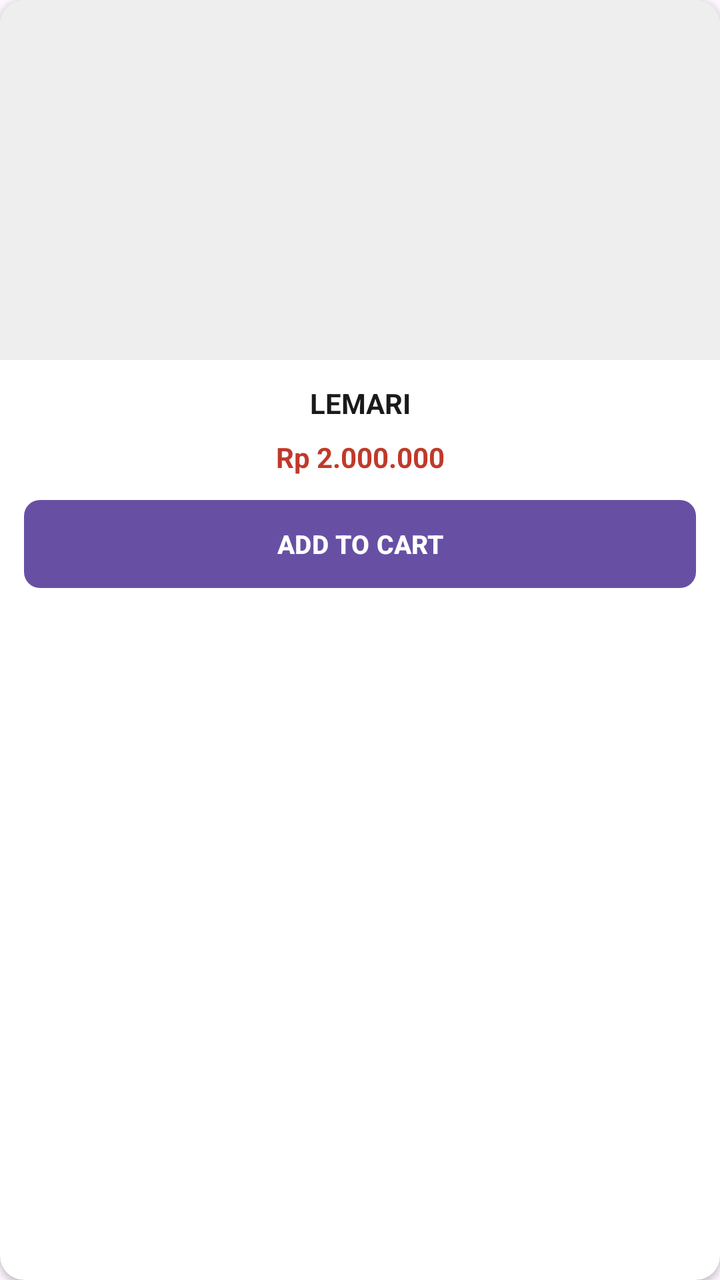
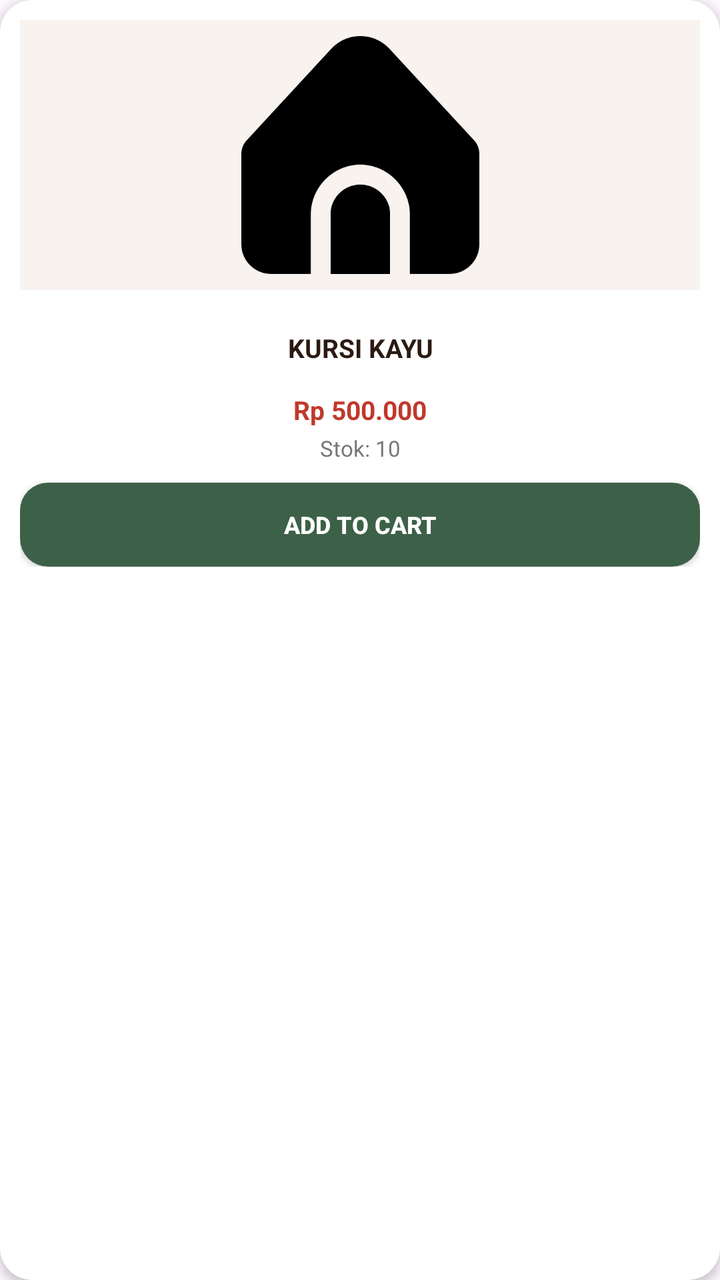

An Android layout rendered at two revisions. The XML below is the earlier revision; the diff shows what the commit changed to produce the second picture.
<!-- AndroidManifest.xml: application theme Theme.Proyek_UAS -->
<!-- res/layout/item_produk.xml -->
<?xml version="1.0" encoding="utf-8"?>
<androidx.cardview.widget.CardView xmlns:android="http://schemas.android.com/apk/res/android"
    xmlns:app="http://schemas.android.com/apk/res-auto"
    android:layout_width="match_parent"
    android:layout_height="wrap_content"
    android:layout_margin="6dp"
    app:cardCornerRadius="12dp"
    app:cardElevation="2dp"
    app:cardBackgroundColor="@android:color/white">

    <LinearLayout
        android:layout_width="match_parent"
        android:layout_height="wrap_content"
        android:orientation="vertical">

        
        <ImageView
            android:id="@+id/ivProdukGambar"
            android:layout_width="match_parent"
            android:layout_height="180dp"
            android:scaleType="centerCrop"
            android:background="#EEEEEE" />

        
        <LinearLayout
            android:layout_width="match_parent"
            android:layout_height="wrap_content"
            android:orientation="vertical"
            android:padding="12dp">

            
            <TextView
                android:id="@+id/tvProdukNama"
                android:layout_width="match_parent"
                android:layout_height="wrap_content"
                android:text="LEMARI"
                android:textColor="#1A1A1A"
                android:textSize="14sp"
                android:textStyle="bold"
                android:gravity="center"
                android:layout_marginBottom="8dp" />

            
            <TextView
                android:id="@+id/tvProdukHarga"
                android:layout_width="match_parent"
                android:layout_height="wrap_content"
                android:text="Rp 2.000.000"
                android:textColor="#C0392B"
                android:textSize="14sp"
                android:textStyle="bold"
                android:gravity="center"
                android:layout_marginBottom="12dp" />

            
            <Button
                android:id="@+id/btnAddToCart"
                android:layout_width="match_parent"
                android:layout_height="44dp"
                android:text="ADD TO CART"
                android:textColor="@android:color/white"
                android:textSize="13sp"
                android:textStyle="bold"
                android:background="@drawable/bg_btn_dark_green"
                android:stateListAnimator="@null" />

        </LinearLayout>
    </LinearLayout>

</androidx.cardview.widget.CardView>
<!-- resources referenced by this layout -->
<resources>
  <!-- drawable bg_btn_dark_green (drawable) -->
  <?xml version="1.0" encoding="utf-8"?>
  <shape xmlns:android="http://schemas.android.com/apk/res/android"
      android:shape="rectangle">
      <solid android:color="#1F3D0C" />
      <corners android:radius="8dp" />
  </shape>
  <style name="Theme.Proyek_UAS" parent="Base.Theme.Proyek_UAS" />
  <style name="Base.Theme.Proyek_UAS" parent="Theme.Material3.DayNight.NoActionBar">
          
          
      </style>
</resources>

<!-- the commit's change to res/layout/item_produk.xml (unified diff, before → after) -->
@@ -1,70 +1,85 @@
 <?xml version="1.0" encoding="utf-8"?>
-<androidx.cardview.widget.CardView xmlns:android="http://schemas.android.com/apk/res/android"
+<androidx.cardview.widget.CardView
+    xmlns:android="http://schemas.android.com/apk/res/android"
     xmlns:app="http://schemas.android.com/apk/res-auto"
+    android:id="@+id/cardProduk"
     android:layout_width="match_parent"
     android:layout_height="wrap_content"
     android:layout_margin="6dp"
-    app:cardCornerRadius="12dp"
-    app:cardElevation="2dp"
-    app:cardBackgroundColor="@android:color/white">
+    app:cardCornerRadius="16dp"
+    app:cardElevation="3dp"
+    app:cardBackgroundColor="#FFFFFF">
 
     <LinearLayout
         android:layout_width="match_parent"
         android:layout_height="wrap_content"
-        android:orientation="vertical">
+        android:orientation="vertical"
+        android:padding="10dp">
 
-        
-        <ImageView
-            android:id="@+id/ivProdukGambar"
+        <FrameLayout
             android:layout_width="match_parent"
-            android:layout_height="180dp"
-            android:scaleType="centerCrop"
-            android:background="#EEEEEE" />
+            android:layout_height="135dp"
+            android:background="#F8F3EF">
 
-        
-        <LinearLayout
+            <ImageView
+                android:id="@+id/imgProduk"
+                android:layout_width="match_parent"
+                android:layout_height="match_parent"
+                android:layout_gravity="center"
+                android:padding="8dp"
+                android:scaleType="centerInside"
+                android:src="@drawable/home" />
+
+        </FrameLayout>
+
+        <TextView
+            android:id="@+id/tvNamaProduk"
             android:layout_width="match_parent"
             android:layout_height="wrap_content"
-            android:orientation="vertical"
-            android:padding="12dp">
+            android:layout_marginTop="10dp"
+            android:ellipsize="end"
+            android:gravity="center"
+            android:maxLines="2"
+            android:minHeight="38dp"
+            android:text="KURSI KAYU"
+            android:textColor="#2B1A12"
+            android:textSize="13sp"
+            android:textStyle="bold" />
 
-            
-            <TextView
-                android:id="@+id/tvProdukNama"
-                android:layout_width="match_parent"
-                android:layout_height="wrap_content"
-                android:text="LEMARI"
-                android:textColor="#1A1A1A"
-                android:textSize="14sp"
-                android:textStyle="bold"
-                android:gravity="center"
-                android:layout_marginBottom="8dp" />
+        <TextView
+            android:id="@+id/tvHargaProduk"
+            android:layout_width="match_parent"
+            android:layout_height="wrap_content"
+            android:layout_marginTop="3dp"
+            android:gravity="center"
+            android:text="Rp 500.000"
+            android:textColor="#C0392B"
+            android:textSize="13sp"
+            android:textStyle="bold" />
 
-            
-            <TextView
-                android:id="@+id/tvProdukHarga"
-                android:layout_width="match_parent"
-                android:layout_height="wrap_content"
-                android:text="Rp 2.000.000"
-                android:textColor="#C0392B"
-                android:textSize="14sp"
-                android:textStyle="bold"
-                android:gravity="center"
-                android:layout_marginBottom="12dp" />
+        <TextView
+            android:id="@+id/tvStokProduk"
+            android:layout_width="match_parent"
+            android:layout_height="wrap_content"
+            android:layout_marginTop="3dp"
+            android:gravity="center"
+            android:text="Stok: 10"
+            android:textColor="#777777"
+            android:textSize="11sp" />
 
-            
-            <Button
-                android:id="@+id/btnAddToCart"
-                android:layout_width="match_parent"
-                android:layout_height="44dp"
-                android:text="ADD TO CART"
-                android:textColor="@android:color/white"
-                android:textSize="13sp"
-                android:textStyle="bold"
-                android:background="@drawable/bg_btn_dark_green"
-                android:stateListAnimator="@null" />
+        <androidx.appcompat.widget.AppCompatButton
+            android:id="@+id/btnAddCart"
+            android:layout_width="match_parent"
+            android:layout_height="42dp"
+            android:layout_marginTop="10dp"
+            android:background="@drawable/bg_button_green"
+            android:backgroundTint="@null"
+            android:text="ADD TO CART"
+            android:textAllCaps="false"
+            android:textColor="#FFFFFF"
+            android:textSize="12sp"
+            android:textStyle="bold" />
 
-        </LinearLayout>
     </LinearLayout>
 
 </androidx.cardview.widget.CardView>
<!-- resource entries referenced after the edit -->
@@ -1,12 +1,12 @@
 <!-- resources referenced by this layout -->
 <resources>
-  <!-- drawable bg_btn_dark_green (drawable) -->
+  <!-- drawable bg_button_green (drawable) -->
   <?xml version="1.0" encoding="utf-8"?>
-  <shape xmlns:android="http://schemas.android.com/apk/res/android"
-      android:shape="rectangle">
-      <solid android:color="#1F3D0C" />
-      <corners android:radius="8dp" />
+  <shape xmlns:android="http://schemas.android.com/apk/res/android">
+      <solid android:color="#3D6148" />
+      <corners android:radius="14dp" />
   </shape>
+  <!-- drawable home: png bitmap (drawable, 10175 bytes) -->
   <style name="Theme.Proyek_UAS" parent="Base.Theme.Proyek_UAS" />
   <style name="Base.Theme.Proyek_UAS" parent="Theme.Material3.DayNight.NoActionBar">
           
